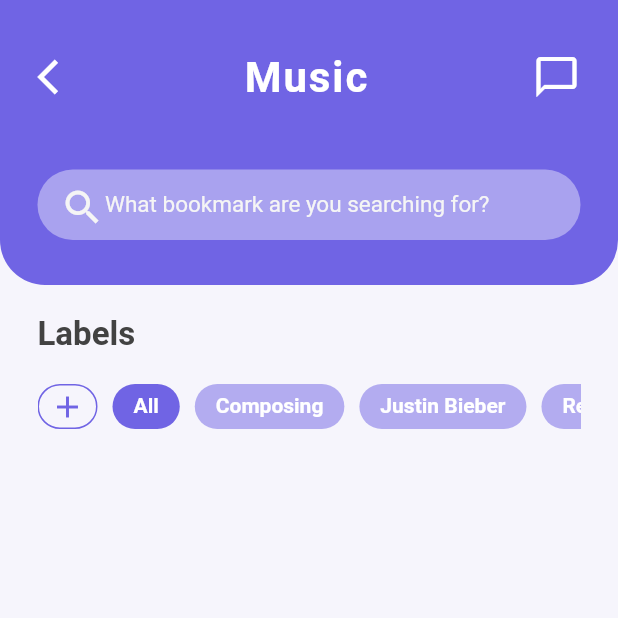
After one commit to AndryJunianto-code/Flutter_BookmarkCategoryUI, a Flutter app: the screen it shows after launch, after a tap on "Music", on a phone screen of 412 x 824 dp, the top half of it. The commit adds this screen. Run offline on Flutter 3.47's test engine with Material 2 defaults, Android fonts, the phone set to English and light mode, and no system bars.

Commit message:
Category Labels

```diff
--- /dev/null
+++ b/lib/data/label_data.dart
@@ -0,0 +1,6 @@
+Map<String,List> data = {
+    "New ideas":["p","All","Chinese","Swimming"],
+    "Music":["p","All","Composing","Justin Bieber","Reza"],
+    "Programming":["p","All",'Python','Javascript','C++','Dart','Flutter','Java','HTML','React'],
+    "Cooking":["p","All","Rice","Noodle","Cake"]
+  };
--- /dev/null
+++ b/lib/screens/category_screen/category_hero.dart
@@ -0,0 +1,76 @@
+import 'package:bookmark_category_ui/constants/colors.dart';
+import 'package:flutter/material.dart';
+
+class CategoryHero extends StatelessWidget {
+  String categoryName;
+  CategoryHero(this.categoryName);
+
+  @override
+  Widget build(BuildContext context) {
+    return Container(
+      width: MediaQuery.of(context).size.width,
+      height: 190,
+      padding: const EdgeInsets.only(top: 35, left: 25, right: 25, bottom: 10),
+      decoration: BoxDecoration(
+          color: kMainPurple,
+          borderRadius: BorderRadius.only(
+              bottomLeft: Radius.circular(30),
+              bottomRight: Radius.circular(30))),
+      child: Column(
+        children: [
+          Row(
+            mainAxisAlignment: MainAxisAlignment.spaceBetween,
+            children: [
+              GestureDetector(
+                  onTap: () {
+                    Navigator.pop(context);
+                  },
+                  child: Icon(
+                    Icons.arrow_back_ios,
+                    color: Colors.white,
+                    size: 28,
+                  )),
+              Text(
+                categoryName,
+                style: TextStyle(
+                    color: Colors.white,
+                    fontSize: 28,
+                    fontWeight: FontWeight.bold,
+                    letterSpacing: 1.3),
+              ),
+              Icon(
+                Icons.chat_bubble_outline,
+                color: Colors.white,
+                size: 32,
+              )
+            ],
+          ),
+          const SizedBox(
+            height: 45,
+          ),
+          Container(
+            width: double.maxFinite,
+            height: 47,
+            padding: const EdgeInsets.symmetric(vertical: 10, horizontal: 15),
+            decoration: BoxDecoration(
+                color: Colors.white.withOpacity(0.4),
+                borderRadius: BorderRadius.circular(30)),
+            child: Row(
+              children: [
+                Icon(
+                  Icons.search_outlined,
+                  size: 30,
+                  color: Colors.grey[100],
+                ),
+                Text(
+                  'What bookmark are you searching for?',
+                  style: TextStyle(color: Colors.grey[100], fontSize: 15),
+                )
+              ],
+            ),
+          )
+        ],
+      ),
+    );
+  }
+}
--- /dev/null
+++ b/lib/screens/category_screen/category_screen.dart
@@ -0,0 +1,33 @@
+import 'package:bookmark_category_ui/constants/colors.dart';
+import 'package:bookmark_category_ui/screens/category_screen/category_hero.dart';
+import 'package:bookmark_category_ui/screens/category_screen/label_section.dart';
+import 'package:flutter/material.dart';
+
+class CategoryScreen extends StatefulWidget {
+  String categoryName;
+  CategoryScreen(this.categoryName);
+
+  @override
+  State<CategoryScreen> createState() => _CategoryScreenState();
+}
+
+class _CategoryScreenState extends State<CategoryScreen> {
+  int selected_label = 1;
+  @override
+  Widget build(BuildContext context) {
+    return Scaffold(
+      backgroundColor: kLightGray,
+      body: Column(
+        children: [
+          CategoryHero(widget.categoryName),
+          const SizedBox(height: 20,),
+          LabelSection(widget.categoryName,selected_label,(int index){
+            setState(() {
+              selected_label = index;
+            });
+          })
+        ],
+      ),
+    );
+  }
+}
--- /dev/null
+++ b/lib/screens/category_screen/label_section.dart
@@ -0,0 +1,74 @@
+import 'package:bookmark_category_ui/constants/colors.dart';
+import 'package:bookmark_category_ui/data/label_data.dart';
+import 'package:flutter/material.dart';
+import 'dart:developer';
+
+class LabelSection extends StatelessWidget {
+  String categoryName;
+  Function callback;
+  int selected_label;
+  LabelSection(this.categoryName,this.selected_label,this.callback,);
+
+  @override
+  Widget build(BuildContext context) {
+    final selectedCategory =
+        data.keys.where((c) => c == categoryName).toList()[0].toString();
+    return Padding(
+      padding: const EdgeInsets.symmetric(horizontal: 25),
+      child: Column(
+        children: [
+          Row(
+            children: [
+              Text(
+                'Labels',
+                style: TextStyle(
+                    fontWeight: FontWeight.bold,
+                    fontSize: 22,
+                    color: Colors.grey[800]),
+              ),
+            ],
+          ),
+          const SizedBox(
+            height: 20,
+          ),
+          Container(
+            width: MediaQuery.of(context).size.width,
+            height: 30,
+            child: Row(
+              children: [
+                Expanded(
+                    child: ListView.separated(
+                        scrollDirection: Axis.horizontal,
+                        itemBuilder: (_,i){
+                          if (i == 0) {
+                            return Container(
+                              padding: const EdgeInsets.symmetric(vertical: 1,horizontal: 7),
+                              decoration: BoxDecoration(
+                                border: Border.all(color: kMainPurple),
+                                borderRadius: BorderRadius.circular(30)
+                              ),
+                              child: Icon(Icons.add,color: kMainPurple,),
+                            );
+                          }
+                          return GestureDetector(
+                            onTap: () => callback(i),
+                            child: Container(
+                              padding: const EdgeInsets.symmetric(vertical: 6,horizontal: 14),
+                              decoration: BoxDecoration(
+                                color: selected_label == i ? kMainPurple : kMainPurple.withOpacity(0.5),
+                                borderRadius: BorderRadius.circular(30)
+                              ),
+                              child: Text(data[selectedCategory]![i],style: TextStyle(color: Colors.white,fontWeight: FontWeight.bold),),
+                            ),
+                          );
+                        },
+                        separatorBuilder: (context,i) {return const SizedBox(width: 10,);},
+                        itemCount: data[selectedCategory]!.length))
+              ],
+            ),
+          )
+        ],
+      ),
+    );
+  }
+}
--- a/lib/screens/home/home.dart
+++ b/lib/screens/home/home.dart
@@ -1,5 +1,6 @@
 import 'package:bookmark_category_ui/constants/colors.dart';
 import 'package:bookmark_category_ui/models/category.dart';
+import 'package:bookmark_category_ui/screens/category_screen/category_screen.dart';
 import 'package:bookmark_category_ui/screens/home/category_title.dart';
 import 'package:bookmark_category_ui/screens/home/main_hero.dart';
 import 'package:flutter/material.dart';
@@ -10,7 +11,7 @@ class Home extends StatelessWidget {
         Color.fromARGB(255, 255, 243, 198), Colors.yellow[800]!),
     Category("Music", Icons.music_note_outlined,
         Color.fromARGB(255, 215, 239, 255), Color.fromARGB(255, 62, 160, 247)),
-    Category("Progamming", Icons.monitor_outlined,
+    Category("Programming", Icons.monitor_outlined,
         Color.fromARGB(255, 224, 215, 255), Color.fromARGB(255, 139, 111, 242)),
     Category("Cooking", Icons.monitor_outlined,
         Color.fromARGB(255, 251, 225, 251), Color.fromARGB(255, 241, 97, 199)),
@@ -45,7 +46,41 @@ class Home extends StatelessWidget {
                   return Row(
                     mainAxisAlignment: MainAxisAlignment.spaceBetween,
                     children: [
-                      Container(
+                      GestureDetector(
+                        onTap: () {
+                          Navigator.push(context, MaterialPageRoute(builder: (context)=>CategoryScreen(categories[a].title)));
+                        },
+                        child: IndividualCategory(categories: categories, a: a)),
+                       GestureDetector(
+                        onTap: () {
+                          Navigator.push(context, MaterialPageRoute(builder: (context)=>CategoryScreen(categories[b].title)));
+                        },
+                        child: IndividualCategory(categories: categories, a: b)),
+                    ],
+                  );
+                },
+              ),
+            ),
+          )
+        ],
+      ),
+    );
+  }
+}
+
+class IndividualCategory extends StatelessWidget {
+  const IndividualCategory({
+    Key? key,
+    required this.categories,
+    required this.a,
+  }) : super(key: key);
+
+  final List<Category> categories;
+  final int a;
+
+  @override
+  Widget build(BuildContext context) {
+    return Container(
       height: 150,
       width: 160,
       margin: const EdgeInsets.only(bottom: 17),
@@ -81,52 +116,6 @@ class Home extends StatelessWidget {
           )
         ],
       ),
-                      ),
-                      Container(
-                        height: 150,
-                        width: 160,
-                        margin: const EdgeInsets.only(bottom: 17),
-                        padding: const EdgeInsets.all(20),
-                        decoration: BoxDecoration(
-                            color: categories[b].bgColor,
-                            borderRadius: BorderRadius.circular(30)),
-                        child: Column(
-                          children: [
-                            Container(
-                              width: 70,
-                              height: 70,
-                              decoration: BoxDecoration(
-                                color: Colors.white,
-                                borderRadius: BorderRadius.circular(50),
-                              ),
-                              child: Icon(
-                                categories[b].logo,
-                                size: 42,
-                                color: categories[b].fontColor,
-                              ),
-                            ),
-                            const SizedBox(
-                              height: 20,
-                            ),
-                            Text(
-                              categories[b].title,
-                              style: TextStyle(
-                                  color: categories[b].fontColor,
-                                  fontWeight: FontWeight.bold,
-                                  fontSize: 14,
-                                  letterSpacing: 1.2),
-                            )
-                          ],
-                        ),
-                      ),
-                    ],
-                  );
-                },
-              ),
-            ),
-          )
-        ],
-      ),
     );
   }
 }
```
Lines whose indentation alone changed are shown as unchanged.
